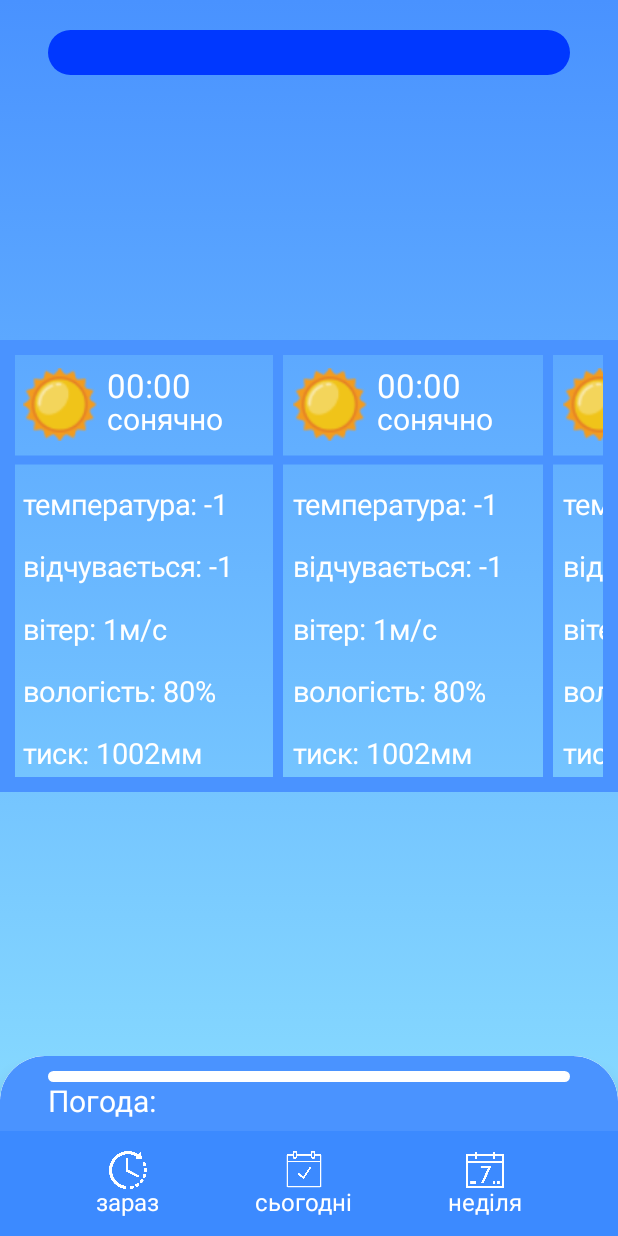
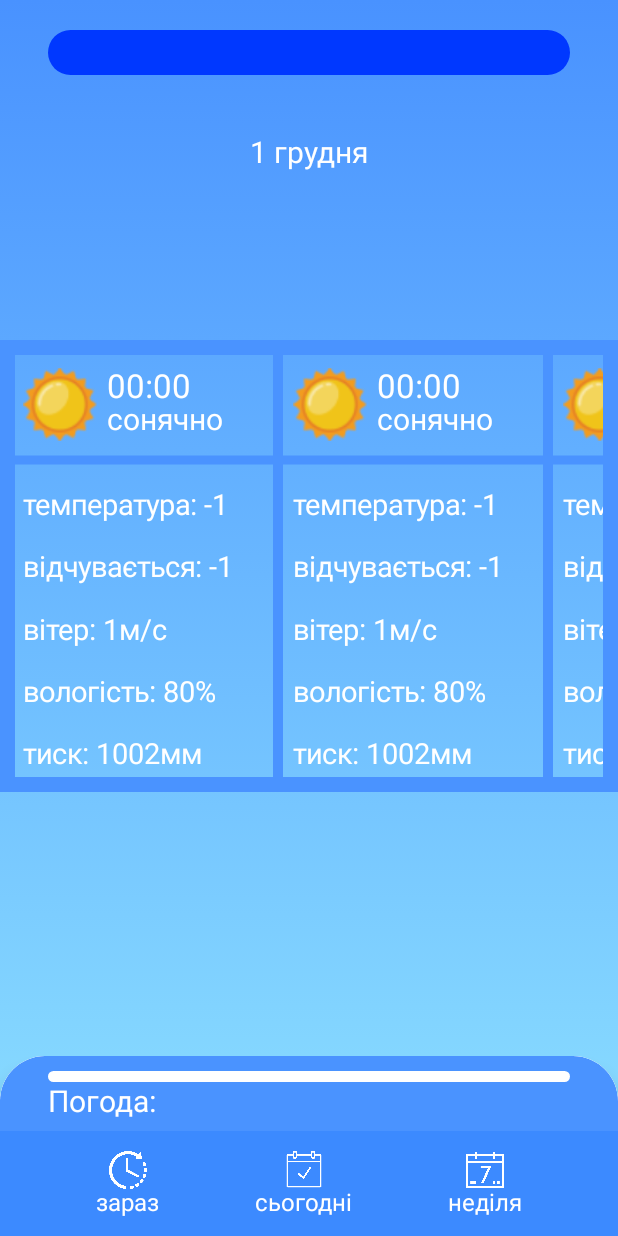
Before and after one commit to gorinich5556/Uk-weather, an Android app built with Jetpack Compose: the todayScreen screen opened through its navigation route, on a phone screen of 412 x 824 dp. Run offline under Robolectric (Android 15) with nearby library versions, the light colour scheme and no system bars; 1 statement that could not run was skipped.

Commit message:
added date text in the today screen

```diff
--- a/app/src/main/java/com/example/ukweather/layout/todayScreen/lazyRowForShowWeather.kt
+++ b/app/src/main/java/com/example/ukweather/layout/todayScreen/lazyRowForShowWeather.kt
@@ -1,5 +1,6 @@
 package com.example.ukweather.layout.todayScreen
 
+import android.content.Context
 import android.util.Log
 import androidx.compose.foundation.BorderStroke
 import androidx.compose.foundation.Image
@@ -24,10 +25,12 @@ import androidx.compose.ui.unit.sp
 import com.example.ukweather.R
 import com.example.ukweather.ui.theme.blue2
 import com.example.ukweather.ui.theme.white
+import java.util.*
 
 @Preview(showBackground = false)
 @Composable
 fun lazyRowForShowWeather() {
+
     val test_list = arrayListOf<Int>(0, 1, 2,)
     Box(
         modifier = Modifier
@@ -36,6 +39,7 @@ fun lazyRowForShowWeather() {
             .fillMaxHeight(1f),
         contentAlignment = Alignment.Center
     ) {
+        Column() {
             BoxWithConstraints() {
                 if (this.maxHeight >= 300.dp) {
                     LazyRow(
@@ -65,6 +69,6 @@ fun lazyRowForShowWeather() {
                     }
                 }
             }
-
         }
     }
+}
--- a/app/src/main/java/com/example/ukweather/layout/todayScreen/todayScreen.kt
+++ b/app/src/main/java/com/example/ukweather/layout/todayScreen/todayScreen.kt
@@ -1,35 +1,62 @@
 package com.example.ukweather.layout.mainScreen
 
 import android.content.Context
+import android.util.Log
 import androidx.compose.foundation.background
-import androidx.compose.foundation.layout.Box
-import androidx.compose.foundation.layout.Column
-import androidx.compose.foundation.layout.fillMaxSize
-import androidx.compose.foundation.layout.padding
+import androidx.compose.foundation.layout.*
 import androidx.compose.foundation.shape.RoundedCornerShape
 import androidx.compose.material.BottomSheetScaffold
 import androidx.compose.material.ExperimentalMaterialApi
+import androidx.compose.material.Text
 import androidx.compose.material.rememberBottomSheetScaffoldState
 import androidx.compose.runtime.Composable
 import androidx.compose.runtime.MutableState
 import androidx.compose.ui.Alignment
 import androidx.compose.ui.Modifier
 import androidx.compose.ui.graphics.Brush
+import androidx.compose.ui.graphics.Color
 import androidx.compose.ui.tooling.preview.Preview
 import androidx.compose.ui.unit.dp
+import androidx.compose.ui.unit.sp
 import androidx.compose.ui.zIndex
 import androidx.navigation.NavController
+import com.example.ukweather.R
 import com.example.ukweather.db.DbManager
 import com.example.ukweather.getWeather.climate
 import com.example.ukweather.layout.common.navigationBar
 import com.example.ukweather.layout.todayScreen.lazyRowForShowWeather
 import com.example.ukweather.ui.theme.backgroundDarkBlue
 import com.example.ukweather.ui.theme.backgroundLightBlue
+import java.util.*
+
 @ExperimentalMaterialApi
 @Composable
 fun todayScreen(context: Context, climateState: MutableState<climate>, navController: NavController, nowClimate: MutableState<climate>) {
     val gradientGrayWhite = Brush.verticalGradient(0f to backgroundDarkBlue, 1000f to backgroundLightBlue)
     val scaffoldState = rememberBottomSheetScaffoldState()
+    val calendar: Calendar = GregorianCalendar.getInstance()
+    val dayNow = calendar.get(Calendar.DAY_OF_MONTH)
+    val monthNow = calendar.get(Calendar.MONTH)
+
+    var monthName = ""
+        when(monthNow){
+            0 -> monthName = context.getString(R.string.January)
+            1 -> monthName = context.getString(R.string.February)
+            2 -> monthName = context.getString(R.string.March)
+            3 -> monthName = context.getString(R.string.April)
+            4 -> monthName = context.getString(R.string.May)
+            5 -> monthName = context.getString(R.string.June)
+            6 -> monthName = context.getString(R.string.July)
+            7 -> monthName = context.getString(R.string.August)
+            8 ->  monthName = context.getString(R.string.September)
+            9 -> monthName = context.getString(R.string.October)
+            10 -> monthName = context.getString(R.string.November)
+            11 -> monthName = context.getString(R.string.December)
+        }
+
+    Log.d("ml", "month: $monthName")
+
+    Log.d("ml", "month now is: $monthNow")
     Box(
         modifier = Modifier
             .fillMaxSize()
@@ -69,7 +96,23 @@ fun todayScreen(context: Context, climateState: MutableState<climate>, navContro
                         .zIndex(2f),
                     contentAlignment = Alignment.TopCenter
                 ) {
-                    changeLocate(nowClimate)
+                    Column() {
+                        changeLocate(nowClimate)
+                        Box(
+                            modifier = Modifier
+                                .fillMaxWidth(),
+                            contentAlignment = Alignment.Center
+                        ) {
+                            Text(
+                                text = "$dayNow $monthName",
+                                fontSize = 20.sp,
+                                color = Color.White,
+                                modifier = Modifier
+                                    .padding(top = 40.dp)
+
+                            )
+                        }
+                    }
                 }
             }
         }
--- a/app/src/main/res/values/strings.xml
+++ b/app/src/main/res/values/strings.xml
@@ -8,5 +8,16 @@
     <string name="weather_weather">погода: </string>
     <string name="weather_feelslike">відчувається: </string>
     <!-- TODO: Remove or change this placeholder text -->
-    <string name="hello_blank_fragment">Hello blank fragment</string>
+    <string name="January">cічня</string>
+    <string name="February">лютий</string>
+    <string name="March">березня</string>
+    <string name="April">квітня</string>
+    <string name="May">травень</string>
+    <string name="June">червня</string>
+    <string name="July">липня</string>
+    <string name="August">серпня</string>
+    <string name="September">врересня</string>
+    <string name="October">жовтня</string>
+    <string name="November">листопада.</string>
+    <string name="December">грудня</string>
 </resources>
```
Lines whose indentation alone changed are shown as unchanged.
